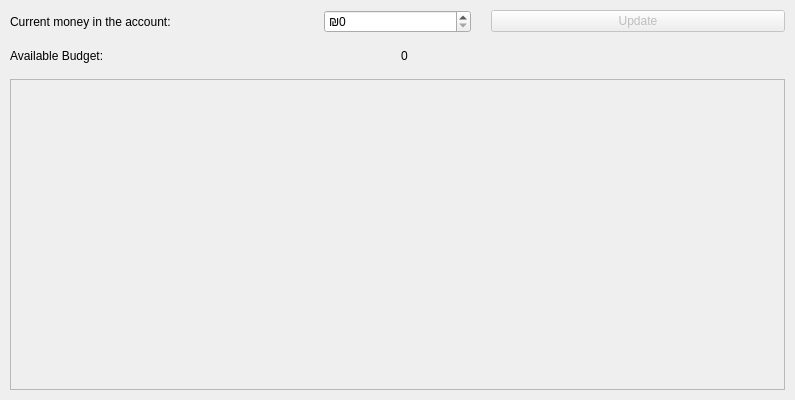
asaf123098/expensesCalculator, file gui/mainWindow.ui: the form before one commit.
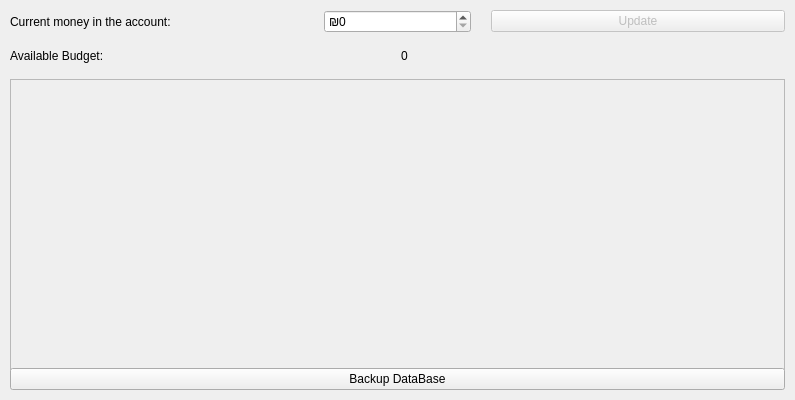
The form after the commit.

Diff of the .ui file:
```diff
--- a/gui/mainWindow.ui
+++ b/gui/mainWindow.ui
@@ -211,6 +211,13 @@
       </item>
      </layout>
     </item>
+    <item row="1" column="0">
+     <widget class="QPushButton" name="update_db">
+      <property name="text">
+       <string>Backup DataBase</string>
+      </property>
+     </widget>
+    </item>
    </layout>
   </widget>
   <widget class="QMenuBar" name="menubar">
```
